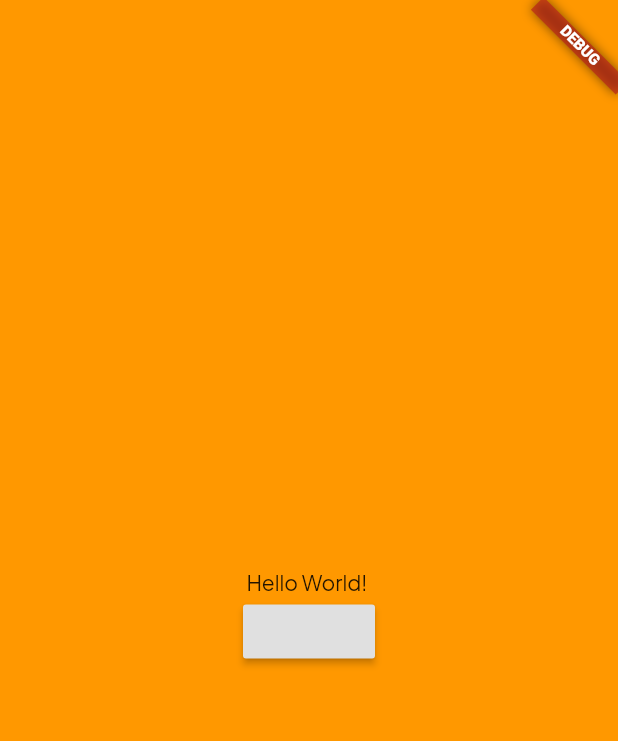
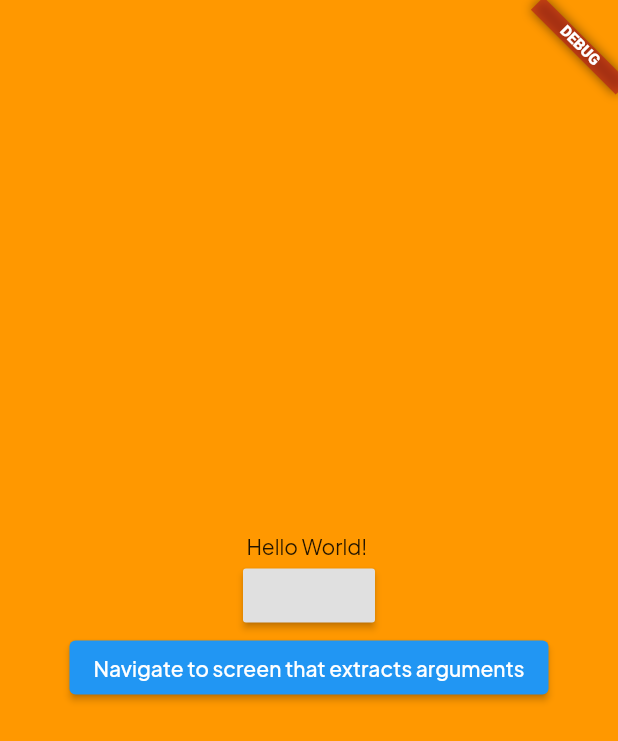
Before and after one commit to Hallis1221/Modlar, a Flutter app: the screen it shows after launch, on a phone screen of 412 x 824 dp. Shown: the top 741 px of the screen. Run offline on Flutter 3.47's test engine with Material 2 defaults, Android fonts, the phone set to English and light mode, and no system bars; our stand-ins replace flutter_colorpicker, get_it, logger, rxdart, shared_preferences; generated files the repository leaves out were written again.

Commit message:
:1234: Add a button to the home page to test the arguments screen

```diff
--- a/ukeplanr_template/lib/UI/screens/testing/home/hello_world.dart
+++ b/ukeplanr_template/lib/UI/screens/testing/home/hello_world.dart
@@ -2,6 +2,7 @@ import 'package:ukeplanr_template/UI/components/locale/change_locale.dart';
 
 import 'package:flutter_gen/gen_l10n/app_localizations.dart';
 import 'package:flutter/material.dart';
+import 'package:ukeplanr_template/UI/screens/testing/arguments/arguments/arguments.dart';
 
 class PlaceholderWidget extends StatelessWidget {
   const PlaceholderWidget({
@@ -25,6 +26,23 @@ class PlaceholderWidget extends StatelessWidget {
                   ? const Locale("no", "NB")
                   : const Locale("en", "US"),
             ),
+            ElevatedButton(
+              onPressed: () {
+                // When the user taps the button,
+                // navigate to a named route and
+                // provide the arguments as an optional
+                // parameter.
+                Navigator.pushNamed(
+                  context,
+                  "/test",
+                  arguments: ExtractArguments(
+                    title: 'Extract Arguments Screen',
+                    message: 'This message is extracted in the build method.',
+                  ),
+                );
+              },
+              child: const Text('Navigate to screen that extracts arguments'),
+            ),
           ],
         ),
       ),
```
